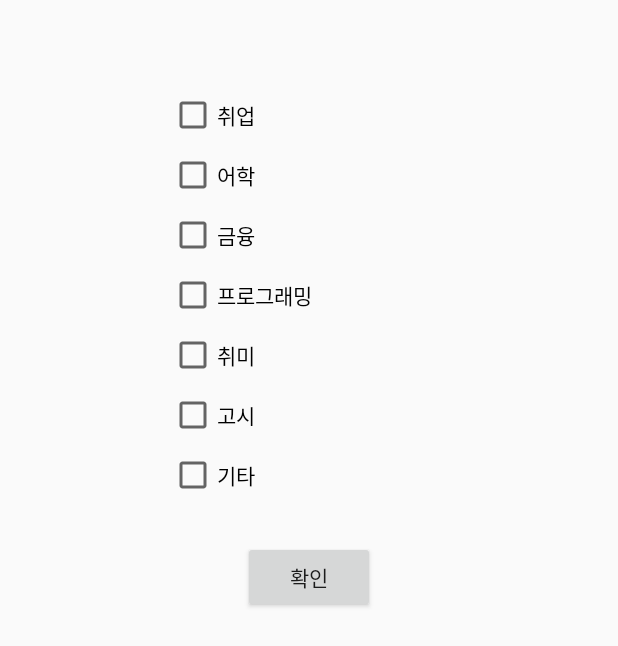
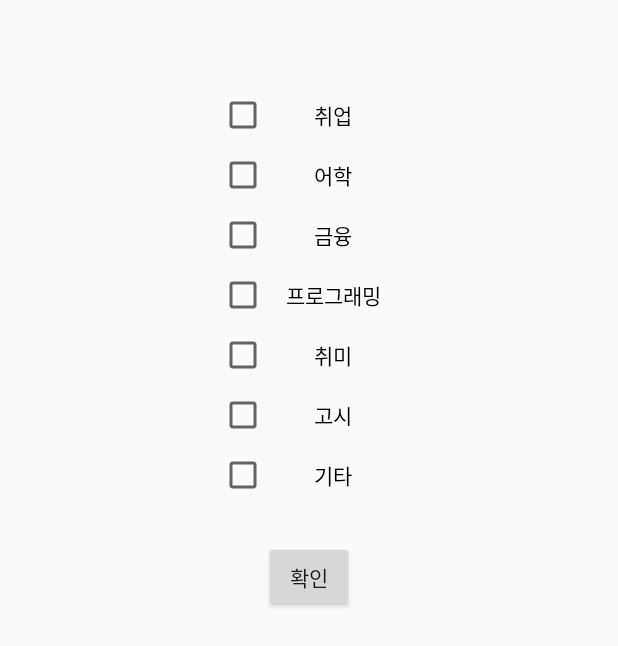
Before and after one commit to yhs3434/Study-Room, an Android app: the layout activity_subject_choice.xml on its own in the app's theme, with its tools: preview values and no code run, on a phone screen of 412 x 824 dp. Shown: the top 646 px of the screen. Run offline under Robolectric (Android 15) with nearby library versions, the phone set to English and light mode, and no system bars.

Commit message:
for save

```diff
--- a/android/app/src/main/java/com/yoonhs3434/suroom/HttpPost.java
+++ b/android/app/src/main/java/com/yoonhs3434/suroom/HttpPost.java
@@ -34,7 +34,7 @@ public class HttpPost extends  Thread {
             conn.setRequestProperty("Accept", "application/json");
 
             OutputStream os = conn.getOutputStream();
-            os.write(data.getBytes("euc-kr"));
+            os.write(data.getBytes("UTF-8"));
             os.flush();
 
             int responseCode = conn.getResponseCode();
--- a/android/app/src/main/res/layout/activity_subject_choice.xml
+++ b/android/app/src/main/res/layout/activity_subject_choice.xml
@@ -4,91 +4,120 @@
     xmlns:tools="http://schemas.android.com/tools"
     android:layout_width="match_parent"
     android:layout_height="match_parent"
+    android:background="?android:attr/tooltipBackgroundColor"
     tools:context=".SubjectChoiceActivity">
 
     <CheckBox
         android:id="@+id/jobButton"
-        android:layout_width="wrap_content"
+        android:layout_width="120sp"
         android:layout_height="wrap_content"
         android:layout_marginStart="8dp"
         android:layout_marginLeft="8dp"
         android:layout_marginTop="8dp"
+        android:layout_marginEnd="8dp"
+        android:layout_marginRight="8dp"
+        android:gravity="center_vertical|center_horizontal"
         android:text="취업"
-        app:layout_constraintStart_toStartOf="@+id/guideline3"
+        android:textColor="@android:color/background_dark"
+        app:layout_constraintEnd_toEndOf="parent"
+        app:layout_constraintStart_toStartOf="parent"
         app:layout_constraintTop_toTopOf="@+id/guideline4" />
 
     <CheckBox
         android:id="@+id/englishButton"
-        android:layout_width="wrap_content"
+        android:layout_width="120sp"
         android:layout_height="wrap_content"
         android:layout_marginStart="8dp"
         android:layout_marginLeft="8dp"
         android:layout_marginTop="8dp"
+        android:layout_marginEnd="8dp"
+        android:layout_marginRight="8dp"
+        android:gravity="center_vertical|center_horizontal"
         android:text="어학"
-        app:layout_constraintStart_toStartOf="@+id/guideline3"
+        android:textColor="@android:color/background_dark"
+        app:layout_constraintEnd_toEndOf="parent"
+        app:layout_constraintStart_toStartOf="parent"
         app:layout_constraintTop_toBottomOf="@+id/jobButton" />
 
     <CheckBox
         android:id="@+id/financeButton"
-        android:layout_width="wrap_content"
+        android:layout_width="120sp"
         android:layout_height="wrap_content"
         android:layout_marginStart="8dp"
         android:layout_marginLeft="8dp"
         android:layout_marginTop="8dp"
+        android:layout_marginEnd="8dp"
+        android:layout_marginRight="8dp"
+        android:gravity="center_vertical|center_horizontal"
         android:text="금융"
-        app:layout_constraintStart_toStartOf="@+id/guideline3"
+        android:textColor="@android:color/background_dark"
+        app:layout_constraintEnd_toEndOf="parent"
+        app:layout_constraintStart_toStartOf="parent"
         app:layout_constraintTop_toBottomOf="@+id/englishButton" />
 
     <CheckBox
         android:id="@+id/programmingButton"
-        android:layout_width="wrap_content"
+        android:layout_width="120sp"
         android:layout_height="wrap_content"
         android:layout_marginStart="8dp"
         android:layout_marginLeft="8dp"
         android:layout_marginTop="8dp"
+        android:layout_marginEnd="8dp"
+        android:layout_marginRight="8dp"
+        android:gravity="center_vertical|center_horizontal"
         android:text="프로그래밍"
-        app:layout_constraintStart_toStartOf="@+id/guideline3"
+        android:textColor="@android:color/background_dark"
+        app:layout_constraintEnd_toEndOf="parent"
+        app:layout_constraintStart_toStartOf="parent"
         app:layout_constraintTop_toBottomOf="@+id/financeButton" />
 
     <CheckBox
         android:id="@+id/interestButton"
-        android:layout_width="wrap_content"
+        android:layout_width="120sp"
         android:layout_height="wrap_content"
         android:layout_marginStart="8dp"
         android:layout_marginLeft="8dp"
         android:layout_marginTop="8dp"
+        android:layout_marginEnd="8dp"
+        android:layout_marginRight="8dp"
+        android:gravity="center_vertical|center_horizontal"
         android:text="취미"
-        app:layout_constraintStart_toStartOf="@+id/guideline3"
+        android:textColor="@android:color/background_dark"
+        app:layout_constraintEnd_toEndOf="parent"
+        app:layout_constraintStart_toStartOf="parent"
         app:layout_constraintTop_toBottomOf="@+id/programmingButton" />
 
     <CheckBox
         android:id="@+id/examButton"
-        android:layout_width="wrap_content"
+        android:layout_width="120sp"
         android:layout_height="wrap_content"
         android:layout_marginStart="8dp"
         android:layout_marginLeft="8dp"
         android:layout_marginTop="8dp"
+        android:layout_marginEnd="8dp"
+        android:layout_marginRight="8dp"
+        android:gravity="center_vertical|center_horizontal"
         android:text="고시"
-        app:layout_constraintStart_toStartOf="@+id/guideline3"
+        android:textColor="@android:color/background_dark"
+        app:layout_constraintEnd_toEndOf="parent"
+        app:layout_constraintStart_toStartOf="parent"
         app:layout_constraintTop_toBottomOf="@+id/interestButton" />
 
     <CheckBox
         android:id="@+id/etcButton"
-        android:layout_width="wrap_content"
+        android:layout_width="120sp"
         android:layout_height="wrap_content"
         android:layout_marginStart="8dp"
         android:layout_marginLeft="8dp"
         android:layout_marginTop="8dp"
+        android:layout_marginEnd="8dp"
+        android:layout_marginRight="8dp"
+        android:gravity="center_vertical|center_horizontal"
         android:text="기타"
-        app:layout_constraintStart_toStartOf="@+id/guideline3"
+        android:textColor="@android:color/background_dark"
+        app:layout_constraintEnd_toEndOf="parent"
+        app:layout_constraintStart_toStartOf="parent"
         app:layout_constraintTop_toBottomOf="@+id/examButton" />
-
-    <android.support.constraint.Guideline
-        android:id="@+id/guideline3"
-        android:layout_width="wrap_content"
-        android:layout_height="wrap_content"
-        android:orientation="vertical"
-        app:layout_constraintGuide_begin="105dp" />
 
     <android.support.constraint.Guideline
         android:id="@+id/guideline4"
@@ -99,7 +128,7 @@
 
     <Button
         android:id="@+id/closeButton"
-        android:layout_width="wrap_content"
+        android:layout_width="60sp"
         android:layout_height="wrap_content"
         android:layout_marginStart="8dp"
         android:layout_marginLeft="8dp"
```
Also changed, not shown: android/app/src/main/res/layout/activity_main2.xml (+11 -0 lines), 5 other files.
